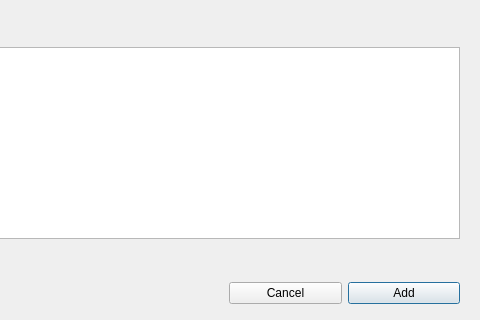
This is familysearchdiag.ui in stefanmarjanovic/Comp as Qt 5 draws it before an edit; both pictures show x 131 to 611 and y 123 to 443 of the 611 by 443 pixel window. The edited form follows.
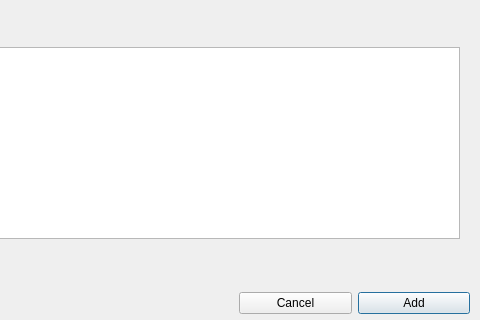
This is the edited form.

What changed in the file:
```diff
--- a/familysearchdiag.ui
+++ b/familysearchdiag.ui
@@ -59,11 +59,11 @@
     <string>PushButton</string>
    </property>
   </widget>
-  <widget class="QWidget" name="">
+  <widget class="QWidget" name="layoutWidget">
    <property name="geometry">
     <rect>
-     <x>360</x>
-     <y>400</y>
+     <x>370</x>
+     <y>410</y>
      <width>231</width>
      <height>32</height>
     </rect>
```
